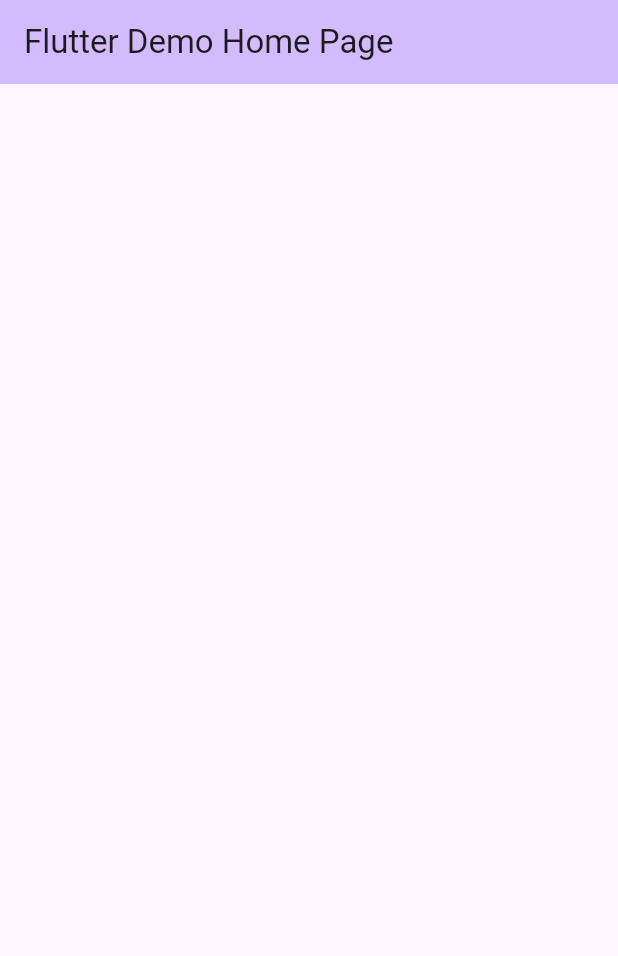
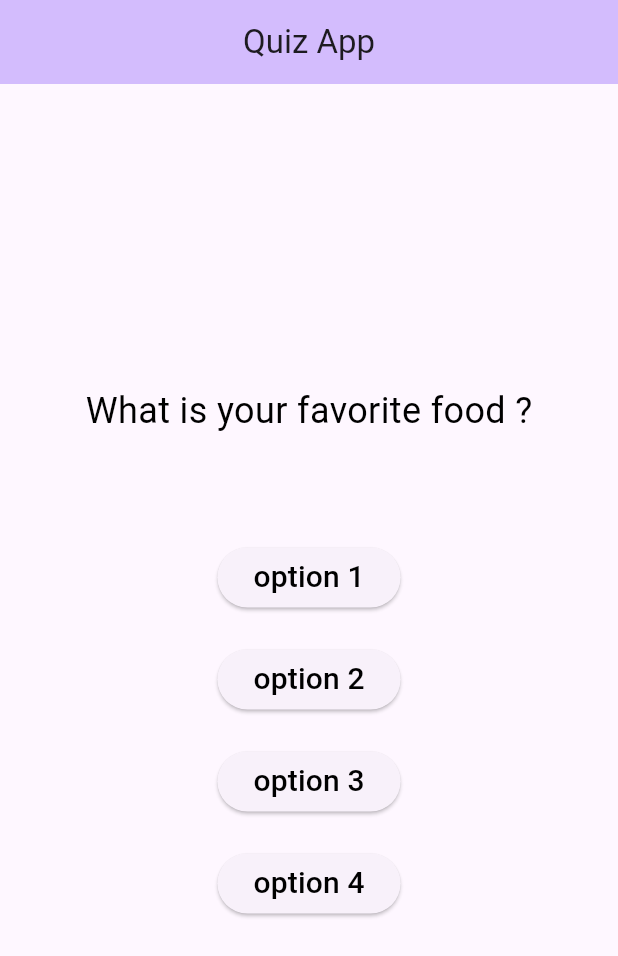
Before and after one commit to johnmorgan25/TarekFlutterCourse, a Flutter app: the screen it shows after launch, on a phone screen of 412 x 824 dp. Shown: the top 956 px of the screen. Run offline on Flutter 3.47's test engine with Material 3 defaults, Android fonts, the phone set to English and light mode, and no system bars.

Commit message:
Quizz App - starter app with simple home page

```diff
--- a/section6/quizz/lib/main.dart
+++ b/section6/quizz/lib/main.dart
@@ -1,4 +1,5 @@
 import 'package:flutter/material.dart';
+import 'package:quizz/pages/home_page.dart';
 
 void main() {
   runApp(const MyApp());
@@ -16,34 +17,7 @@ class MyApp extends StatelessWidget {
         colorScheme: ColorScheme.fromSeed(seedColor: Colors.deepPurple),
         useMaterial3: true,
       ),
-      home: const MyHomePage(title: 'Flutter Demo Home Page'),
+      home: const MyHomePage(title: "Quiz App"),
     );
   }
 }
-
-class MyHomePage extends StatefulWidget {
-  const MyHomePage({super.key, required this.title});
-
-  final String title;
-
-  @override
-  State<MyHomePage> createState() => _MyHomePageState();
-}
-
-class _MyHomePageState extends State<MyHomePage> {
-  @override
-  Widget build(BuildContext context) {
-    return Scaffold(
-      appBar: AppBar(
-        backgroundColor: Theme.of(context).colorScheme.inversePrimary,
-        title: Text(widget.title),
-      ),
-      body: const Center(
-        child: Column(
-          mainAxisAlignment: MainAxisAlignment.center,
-          children: <Widget>[],
-        ),
-      ),
-    );
-  }
-}
--- /dev/null
+++ b/section6/quizz/lib/pages/home_page.dart
@@ -0,0 +1,68 @@
+import 'package:flutter/material.dart';
+import 'package:quizz/widgets/choice.dart';
+
+class MyHomePage extends StatefulWidget {
+  const MyHomePage({super.key, required this.title});
+
+  final String title;
+  @override
+  State<MyHomePage> createState() => _MyHomePageState();
+}
+
+class _MyHomePageState extends State<MyHomePage> {
+  @override
+  Widget build(BuildContext context) {
+    // All text styling
+
+    const questionStyle = TextStyle(
+      color: Colors.black,
+      fontSize: 24,
+    );
+
+    return Scaffold(
+      appBar: AppBar(
+        backgroundColor: Theme.of(context).colorScheme.inversePrimary,
+        title: Center(
+          child: Text(
+            widget.title,
+            textAlign: TextAlign.center,
+          ),
+        ),
+      ),
+      body: const Center(
+        child: Column(
+          mainAxisAlignment: MainAxisAlignment.center,
+          children: <Widget>[
+            Text(
+              "What is your favorite food ?",
+              style: questionStyle,
+            ),
+            SizedBox(
+              height: 60,
+            ),
+            IntrinsicWidth(
+              child: Column(
+                crossAxisAlignment: CrossAxisAlignment.stretch,
+                children: [
+                  Choice(
+                    choiceText: "option 1",
+                    trueAnswer: true,
+                  ),
+                  Choice(
+                    choiceText: "option 2",
+                  ),
+                  Choice(
+                    choiceText: "option 3",
+                  ),
+                  Choice(
+                    choiceText: "option 4",
+                  ),
+                ],
+              ),
+            ),
+          ],
+        ),
+      ),
+    );
+  }
+}
--- /dev/null
+++ b/section6/quizz/lib/widgets/choice.dart
@@ -0,0 +1,46 @@
+import 'package:flutter/material.dart';
+
+class Choice extends StatelessWidget {
+  final String choiceText;
+  final bool trueAnswer;
+
+  const Choice({
+    super.key,
+    required this.choiceText,
+    this.trueAnswer = false,
+  });
+
+  void doNothing(bool i) {
+    if (i) {
+      debugPrint("the right answer has been clicked");
+    } else {
+      debugPrint("a wrong choice has been clicked");
+    }
+  }
+
+  final answerStyle = const TextStyle(
+    color: Colors.black,
+    fontSize: 20,
+  );
+
+  @override
+  Widget build(BuildContext context) {
+    return Padding(
+      padding: const EdgeInsets.symmetric(
+        horizontal: 20,
+        vertical: 10,
+      ),
+      child: ElevatedButton(
+        onPressed: () => doNothing(trueAnswer),
+        style: const ButtonStyle(
+          //backgroundColor: Colors.blueAccent,
+          alignment: Alignment.center,
+        ),
+        child: Text(
+          choiceText,
+          style: answerStyle,
+        ),
+      ),
+    );
+  }
+}
```
Also changed, not shown: section6/quizz/lib/styling/text_styling.dart (added), 1 other file.
